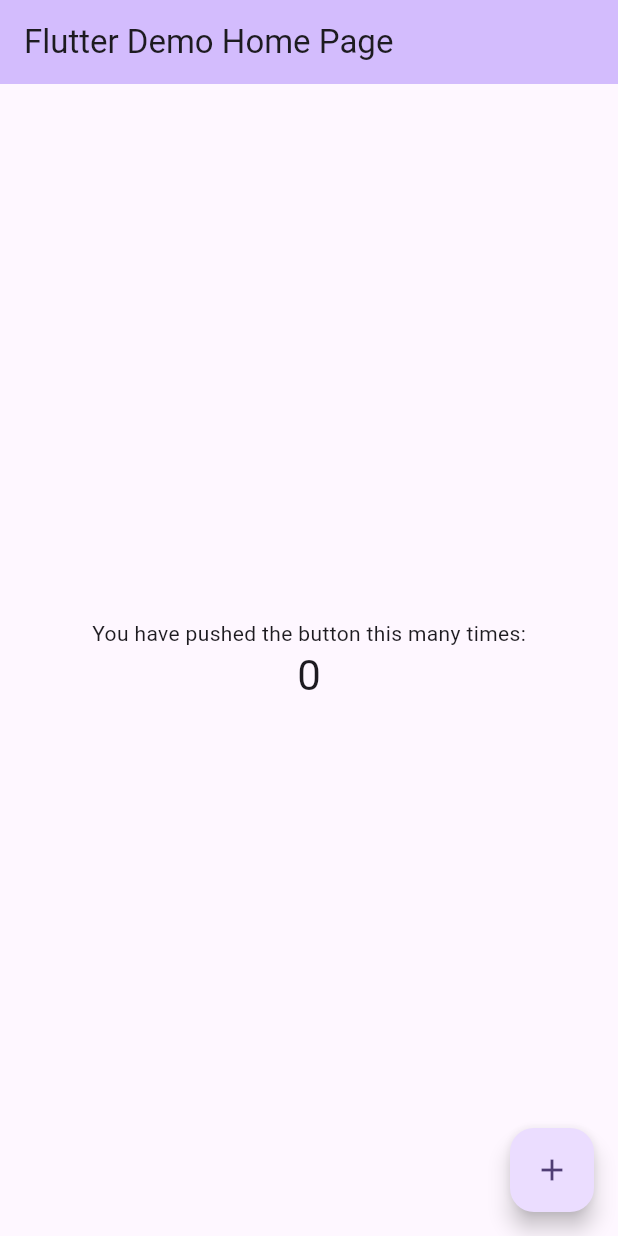
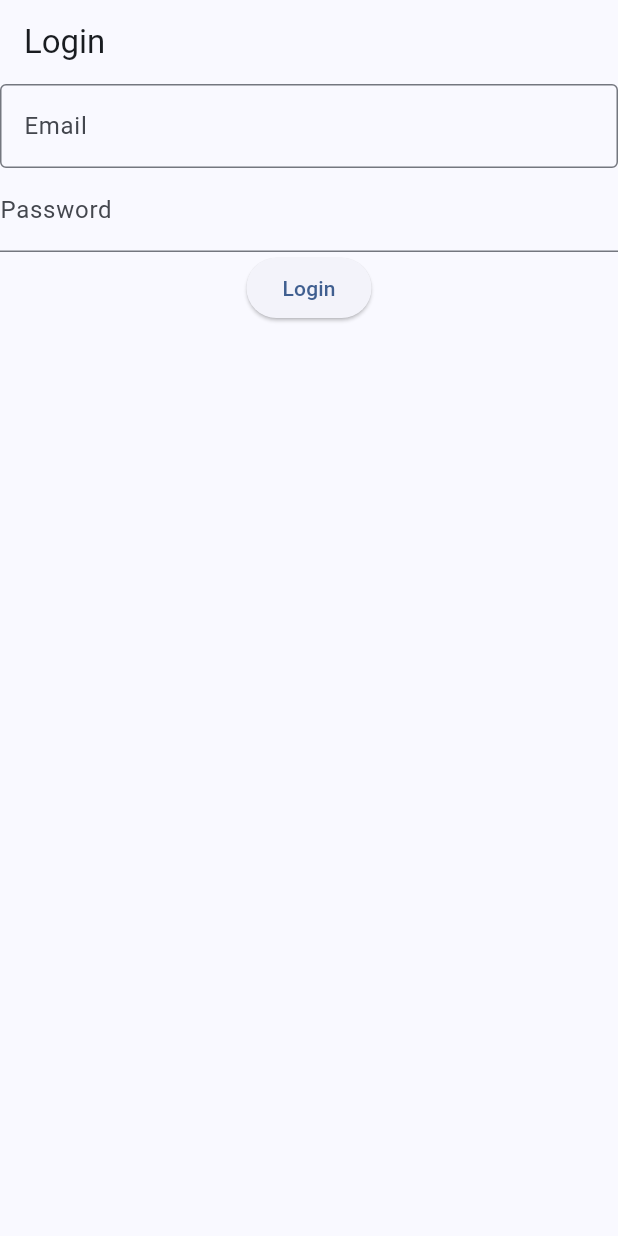
Before and after one commit to darkarnold/flutter-banking-app, a Flutter app: the screen it shows after launch, on a phone screen of 412 x 824 dp. Run offline on Flutter 3.47's test engine with Material 3 defaults, Android fonts, the phone set to English and light mode, and no system bars.

Commit message:
add login screen and form widget

```diff
--- a/lib/main.dart
+++ b/lib/main.dart
@@ -1,4 +1,5 @@
 import 'package:flutter/material.dart';
+import './screens/login_screen.dart';
 
 void main() {
   runApp(const MyApp());
@@ -7,119 +8,14 @@
 class MyApp extends StatelessWidget {
   const MyApp({super.key});
 
-  // This widget is the root of your application.
   @override
   Widget build(BuildContext context) {
     return MaterialApp(
-      title: 'Flutter Demo',
+      title: 'Flutter Banking Mobile App',
       theme: ThemeData(
-        // This is the theme of your application.
-        //
-        // TRY THIS: Try running your application with "flutter run". You'll see
-        // the application has a purple toolbar. Then, without quitting the app,
-        // try changing the seedColor in the colorScheme below to Colors.green
-        // and then invoke "hot reload" (save your changes or press the "hot
-        // reload" button in a Flutter-supported IDE, or press "r" if you used
-        // the command line to start the app).
-        //
-        // Notice that the counter didn't reset back to zero; the application
-        // state is not lost during the reload. To reset the state, use hot
-        // restart instead.
-        //
-        // This works for code too, not just values: Most code changes can be
-        // tested with just a hot reload.
-        colorScheme: ColorScheme.fromSeed(seedColor: Colors.deepPurple),
-        useMaterial3: true,
+        colorScheme: ColorScheme.fromSeed(seedColor: Colors.blue[800]!),
       ),
-      home: const MyHomePage(title: 'Flutter Demo Home Page'),
+      home: LoginScreen(),
     );
   }
 }
-
-class MyHomePage extends StatefulWidget {
-  const MyHomePage({super.key, required this.title});
-
-  // This widget is the home page of your application. It is stateful, meaning
-  // that it has a State object (defined below) that contains fields that affect
-  // how it looks.
-
-  // This class is the configuration for the state. It holds the values (in this
-  // case the title) provided by the parent (in this case the App widget) and
-  // used by the build method of the State. Fields in a Widget subclass are
-  // always marked "final".
-
-  final String title;
-
-  @override
-  State<MyHomePage> createState() => _MyHomePageState();
-}
-
-class _MyHomePageState extends State<MyHomePage> {
-  int _counter = 0;
-
-  void _incrementCounter() {
-    setState(() {
-      // This call to setState tells the Flutter framework that something has
-      // changed in this State, which causes it to rerun the build method below
-      // so that the display can reflect the updated values. If we changed
-      // _counter without calling setState(), then the build method would not be
-      // called again, and so nothing would appear to happen.
-      _counter++;
-    });
-  }
-
-  @override
-  Widget build(BuildContext context) {
-    // This method is rerun every time setState is called, for instance as done
-    // by the _incrementCounter method above.
-    //
-    // The Flutter framework has been optimized to make rerunning build methods
-    // fast, so that you can just rebuild anything that needs updating rather
-    // than having to individually change instances of widgets.
-    return Scaffold(
-      appBar: AppBar(
-        // TRY THIS: Try changing the color here to a specific color (to
-        // Colors.amber, perhaps?) and trigger a hot reload to see the AppBar
-        // change color while the other colors stay the same.
-        backgroundColor: Theme.of(context).colorScheme.inversePrimary,
-        // Here we take the value from the MyHomePage object that was created by
-        // the App.build method, and use it to set our appbar title.
-        title: Text(widget.title),
-      ),
-      body: Center(
-        // Center is a layout widget. It takes a single child and positions it
-        // in the middle of the parent.
-        child: Column(
-          // Column is also a layout widget. It takes a list of children and
-          // arranges them vertically. By default, it sizes itself to fit its
-          // children horizontally, and tries to be as tall as its parent.
-          //
-          // Column has various properties to control how it sizes itself and
-          // how it positions its children. Here we use mainAxisAlignment to
-          // center the children vertically; the main axis here is the vertical
-          // axis because Columns are vertical (the cross axis would be
-          // horizontal).
-          //
-          // TRY THIS: Invoke "debug painting" (choose the "Toggle Debug Paint"
-          // action in the IDE, or press "p" in the console), to see the
-          // wireframe for each widget.
-          mainAxisAlignment: MainAxisAlignment.center,
-          children: <Widget>[
-            const Text(
-              'You have pushed the button this many times:',
-            ),
-            Text(
-              '$_counter',
-              style: Theme.of(context).textTheme.headlineMedium,
-            ),
-          ],
-        ),
-      ),
-      floatingActionButton: FloatingActionButton(
-        onPressed: _incrementCounter,
-        tooltip: 'Increment',
-        child: const Icon(Icons.add),
-      ), // This trailing comma makes auto-formatting nicer for build methods.
-    );
-  }
-}
--- /dev/null
+++ b/lib/screens/login_screen.dart
@@ -0,0 +1,64 @@
+import 'package:flutter/material.dart';
+
+class LoginScreen extends StatefulWidget {
+  const LoginScreen({super.key});
+
+  @override
+  LoginScreenState createState() => LoginScreenState();
+}
+
+class LoginScreenState extends State<LoginScreen> {
+  final _formKey = GlobalKey<FormState>();
+  String email = '';
+  String password = '';
+
+  @override
+  Widget build(BuildContext context) {
+    return Scaffold(
+        appBar: AppBar(
+          title: Text('Login'),
+        ),
+        body: Form(
+            key: _formKey,
+            child: Column(children: [
+              TextFormField(
+                decoration: const InputDecoration(
+                  border: OutlineInputBorder(),
+                  labelText: 'Email',
+                ),
+                validator: (value) {
+                  if (value == null || value.isEmpty) {
+                    return 'Please enter your email';
+                  }
+                  return null;
+                },
+                onChanged: (value) {
+                  setState(() {
+                    email = value;
+                  });
+                },
+              ),
+              TextFormField(
+                decoration: const InputDecoration(
+                  labelText: 'Password',
+                ),
+                validator: (value) {
+                  if (value == null || value.isEmpty) {
+                    return 'Please enter your password';
+                  }
+                  return null;
+                },
+                onSaved: (value) => password = value!,
+              ),
+              ElevatedButton(
+                onPressed: () {
+                  if (_formKey.currentState!.validate()) {
+                    _formKey.currentState!.save();
+                    // TODO: Implement login logic
+                  }
+                },
+                child: const Text('Login'),
+              ),
+            ])));
+  }
+}
```
